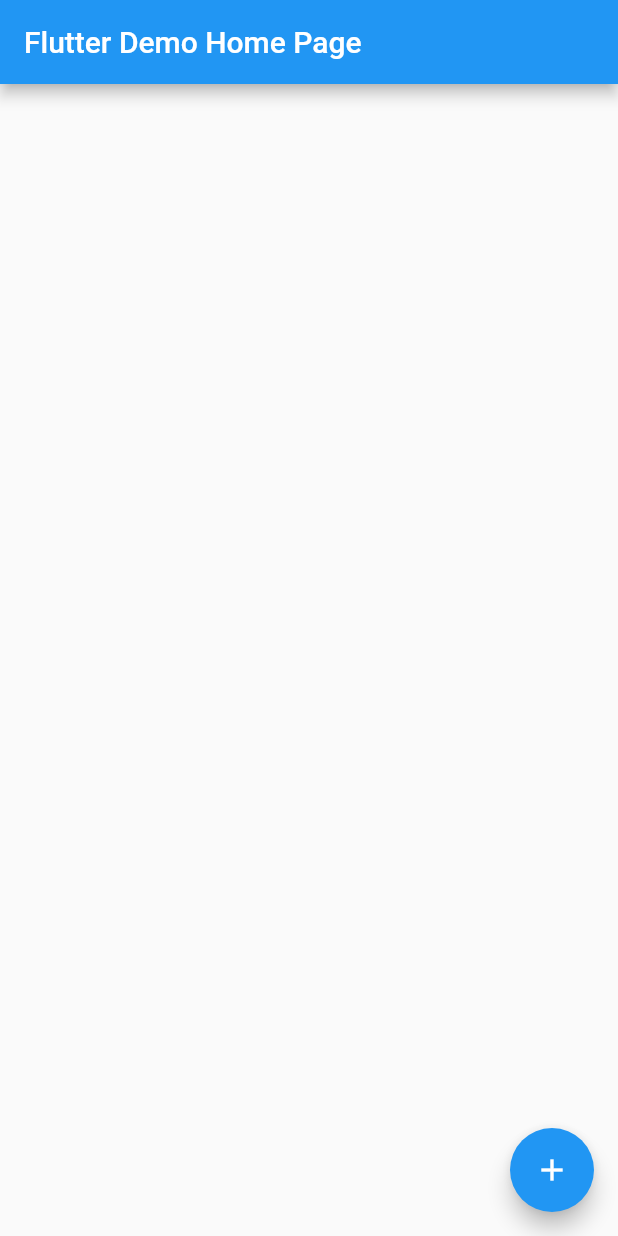
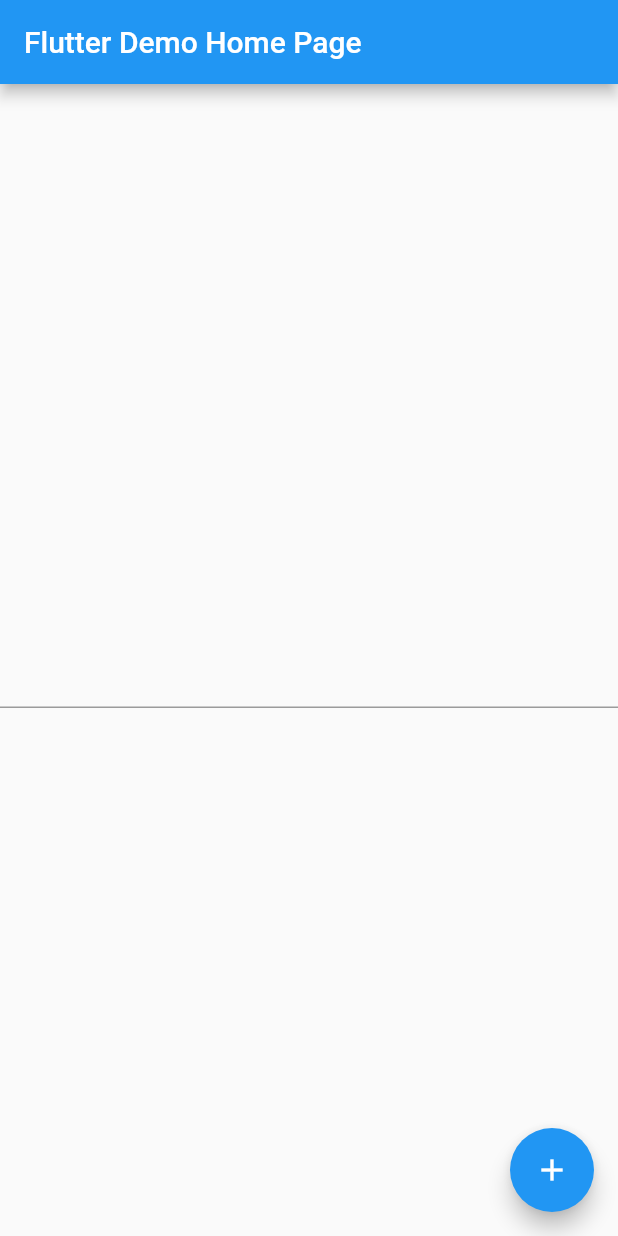
Before and after one commit to flutter-studio/validator, a Flutter app: the screen it shows after launch, on a phone screen of 412 x 824 dp. Run offline on Flutter 3.47's test engine with Material 2 defaults, Android fonts, the phone set to English and light mode, and no system bars.

```diff
--- a/example/lib/main.dart
+++ b/example/lib/main.dart
@@ -43,6 +43,7 @@ class MyHomePage extends StatefulWidget {
   _MyHomePageState createState() => _MyHomePageState();
 }
 
+
 class _MyHomePageState extends State<MyHomePage> {
   int _counter = 0;
   bool pass = true;
@@ -51,7 +52,7 @@ class _MyHomePageState extends State<MyHomePage> {
     "param1": [
       Required(message: "param1不能为空"),
       Number(message: "param1必须是数字"),
-      Range(max: Section(value: 10), min: Section(value: 1), message: "param1必须在1到10之间")
+      Range(max: Section(value: ()=>10), min: Section(value: ()=>1), message: "param1必须在1到10之间")
     ],
   });
 
@@ -104,7 +105,8 @@ class _MyHomePageState extends State<MyHomePage> {
           // horizontal).
           mainAxisAlignment: MainAxisAlignment.center,
           children: <Widget>[
-           ValidatorTag(pass: pass,message: "sdfsfsdfdsfsdf",)
+           ValidatorTag(pass: pass,message: "sdfsfsdfdsfsdf",),
+            TextFormField(validator: (validator..key = "name").validateFormField,),
           ],
         ),
       ),
```
Also changed, not shown: example/pubspec.lock.
